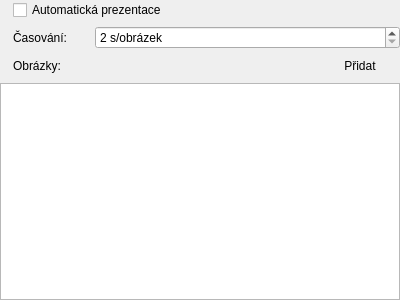
Before: the Qt Designer form src/presentation/native/presentationpropertieswidget_images.ui in CZDanol/StrawLumen, drawn with Qt 5.
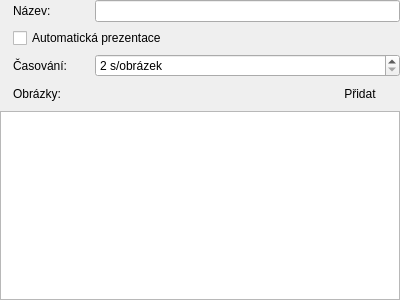
After: the same form once the commit is applied. Icons and pictures are not drawn.

The edit to the form file:
```diff
--- a/src/presentation/native/presentationpropertieswidget_images.ui
+++ b/src/presentation/native/presentationpropertieswidget_images.ui
@@ -32,7 +32,56 @@
    <property name="bottomMargin">
     <number>0</number>
    </property>
-   <item row="2" column="2" colspan="2">
+   <item row="1" column="0">
+    <widget class="QLabel" name="label_11">
+     <property name="pixmap">
+      <pixmap resource="../../../res/resources.qrc">:/icons/16/Available Updates_16px.png</pixmap>
+     </property>
+    </widget>
+   </item>
+   <item row="2" column="3">
+    <widget class="QSpinBox" name="sbAutoInterval">
+     <property name="sizePolicy">
+      <sizepolicy hsizetype="Expanding" vsizetype="Fixed">
+       <horstretch>0</horstretch>
+       <verstretch>0</verstretch>
+      </sizepolicy>
+     </property>
+     <property name="suffix">
+      <string> s/obrázek</string>
+     </property>
+     <property name="minimum">
+      <number>2</number>
+     </property>
+     <property name="maximum">
+      <number>300</number>
+     </property>
+    </widget>
+   </item>
+   <item row="2" column="2">
+    <spacer name="horizontalSpacer">
+     <property name="orientation">
+      <enum>Qt::Horizontal</enum>
+     </property>
+     <property name="sizeType">
+      <enum>QSizePolicy::Fixed</enum>
+     </property>
+     <property name="sizeHint" stdset="0">
+      <size>
+       <width>16</width>
+       <height>20</height>
+      </size>
+     </property>
+    </spacer>
+   </item>
+   <item row="2" column="0">
+    <widget class="QLabel" name="label_12">
+     <property name="pixmap">
+      <pixmap resource="../../../res/resources.qrc">:/icons/16/Time_16px.png</pixmap>
+     </property>
+    </widget>
+   </item>
+   <item row="3" column="2" colspan="2">
     <layout class="QHBoxLayout" name="horizontalLayout">
      <item>
       <spacer name="horizontalSpacer_2">
@@ -63,21 +112,28 @@
      </item>
     </layout>
    </item>
-   <item row="2" column="1">
+   <item row="3" column="1">
     <widget class="QLabel" name="label_9">
      <property name="text">
       <string>Obrázky:</string>
      </property>
     </widget>
    </item>
-   <item row="2" column="0">
+   <item row="1" column="1" colspan="3">
+    <widget class="QCheckBox" name="cbAutoPresentation">
+     <property name="text">
+      <string>Automatická prezentace</string>
+     </property>
+    </widget>
+   </item>
+   <item row="3" column="0">
     <widget class="QLabel" name="label_10">
      <property name="pixmap">
       <pixmap resource="../../../res/resources.qrc">:/icons/16/Photo Gallery_16px.png</pixmap>
      </property>
     </widget>
    </item>
-   <item row="3" column="0" colspan="4">
+   <item row="4" column="0" colspan="4">
     <widget class="QListView" name="lstImages">
      <property name="dragEnabled">
       <bool>true</bool>
@@ -102,69 +158,30 @@
      </property>
     </widget>
    </item>
-   <item row="0" column="0">
-    <widget class="QLabel" name="label_11">
-     <property name="pixmap">
-      <pixmap resource="../../../res/resources.qrc">:/icons/16/Available Updates_16px.png</pixmap>
-     </property>
-    </widget>
-   </item>
-   <item row="1" column="3">
-    <widget class="QSpinBox" name="sbAutoInterval">
-     <property name="sizePolicy">
-      <sizepolicy hsizetype="Expanding" vsizetype="Fixed">
-       <horstretch>0</horstretch>
-       <verstretch>0</verstretch>
-      </sizepolicy>
-     </property>
-     <property name="suffix">
-      <string> s/obrázek</string>
-     </property>
-     <property name="minimum">
-      <number>2</number>
-     </property>
-     <property name="maximum">
-      <number>300</number>
-     </property>
-    </widget>
-   </item>
-   <item row="1" column="2">
-    <spacer name="horizontalSpacer">
-     <property name="orientation">
-      <enum>Qt::Horizontal</enum>
-     </property>
-     <property name="sizeType">
-      <enum>QSizePolicy::Fixed</enum>
-     </property>
-     <property name="sizeHint" stdset="0">
-      <size>
-       <width>16</width>
-       <height>20</height>
-      </size>
-     </property>
-    </spacer>
-   </item>
-   <item row="0" column="1" colspan="3">
-    <widget class="QCheckBox" name="cbAutoPresentation">
-     <property name="text">
-      <string>Automatická prezentace</string>
-     </property>
-    </widget>
-   </item>
-   <item row="1" column="0">
-    <widget class="QLabel" name="label_12">
-     <property name="pixmap">
-      <pixmap resource="../../../res/resources.qrc">:/icons/16/Time_16px.png</pixmap>
-     </property>
-    </widget>
-   </item>
-   <item row="1" column="1">
+   <item row="2" column="1">
     <widget class="QLabel" name="label_13">
      <property name="text">
       <string>Časování:</string>
      </property>
     </widget>
    </item>
+   <item row="0" column="0">
+    <widget class="QLabel" name="label_14">
+     <property name="pixmap">
+      <pixmap resource="../../../res/resources.qrc">:/icons/16/Type_16px.png</pixmap>
+     </property>
+    </widget>
+   </item>
+   <item row="0" column="1">
+    <widget class="QLabel" name="label_15">
+     <property name="text">
+      <string>Název:</string>
+     </property>
+    </widget>
+   </item>
+   <item row="0" column="3">
+    <widget class="QLineEdit" name="lnName"/>
+   </item>
   </layout>
  </widget>
  <resources>
```
